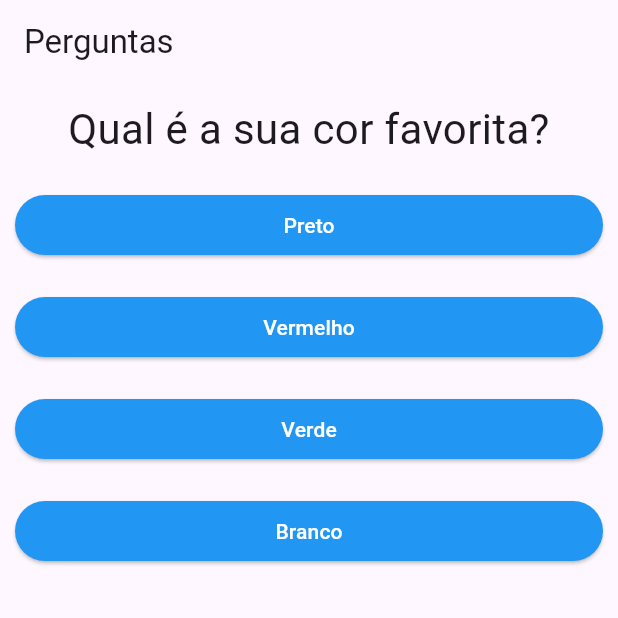
After one commit to oJaciel/App-Perguntas, a Flutter app: the screen it shows after launch, on a phone screen of 412 x 824 dp, the top half of it. The commit adds this screen. Run offline on Flutter 3.47's test engine with Material 3 defaults, Android fonts, the phone set to English and light mode, and no system bars.

Commit message:
Componente Questionario

```diff
--- a/lib/main.dart
+++ b/lib/main.dart
@@ -1,7 +1,6 @@
 import 'package:flutter/material.dart';
+import 'package:projeto_perguntas/questionario.dart';
 import 'package:projeto_perguntas/resultado.dart';
-import './questao.dart';
-import './resposta.dart';
 
 main() => runApp(PerguntaApp());
 
@@ -14,7 +13,7 @@ class _PerguntaAppState extends State<PerguntaApp> {
   var _perguntaSelecionada = 0;
 
   void _responder() {
-    if(temPerguntaSelecionada) {
+    if (temPerguntaSelecionada) {
       setState(() {
         _perguntaSelecionada++;
       });
@@ -42,23 +41,17 @@ class _PerguntaAppState extends State<PerguntaApp> {
 
   @override
   Widget build(BuildContext context) {
-    List<String> respostas = temPerguntaSelecionada
-        ? _perguntas[_perguntaSelecionada].cast()['respostas']
-        : [];
-
     return MaterialApp(
       home: Scaffold(
           appBar: AppBar(
             title: const Text('Perguntas'),
           ),
-        body: temPerguntaSelecionada ? Column(
-          children: [
-            Questao(_perguntas[_perguntaSelecionada]['texto'].toString()),
-            //Os ... mostram todos os elementos da lista
-            ...respostas.map((t) => Resposta(t, _responder)),
-          ],
-        ) : const Resultado()
-      ),
+          body: temPerguntaSelecionada
+              ? Questionario(
+                  perguntaSelecionada: _perguntaSelecionada,
+                  perguntas: _perguntas,
+                  quandoResponder: _responder)
+              : const Resultado()),
     );
   }
 }
--- /dev/null
+++ b/lib/questionario.dart
@@ -0,0 +1,34 @@
+import 'package:flutter/material.dart';
+import 'package:projeto_perguntas/questao.dart';
+import 'package:projeto_perguntas/resposta.dart';
+
+class Questionario extends StatelessWidget {
+  final int perguntaSelecionada;
+  final List<Map<String, Object>> perguntas;
+  final void Function() quandoResponder;
+
+  Questionario({
+    required this.perguntaSelecionada,
+    required this.perguntas,
+    required this.quandoResponder,
+  });
+
+  bool get temPerguntaSelecionada {
+    return perguntaSelecionada < perguntas.length;
+  }
+
+  @override
+  Widget build(BuildContext context) {
+    List<String> respostas = temPerguntaSelecionada
+        ? perguntas[perguntaSelecionada].cast()['respostas']
+        : [];
+
+    return Column(
+      children: [
+        Questao(perguntas[perguntaSelecionada]['texto'].toString()),
+        //Os ... mostram todos os elementos da lista
+        ...respostas.map((t) => Resposta(t, quandoResponder)),
+      ],
+    );
+  }
+}
```
Lines whose indentation alone changed are shown as unchanged.
